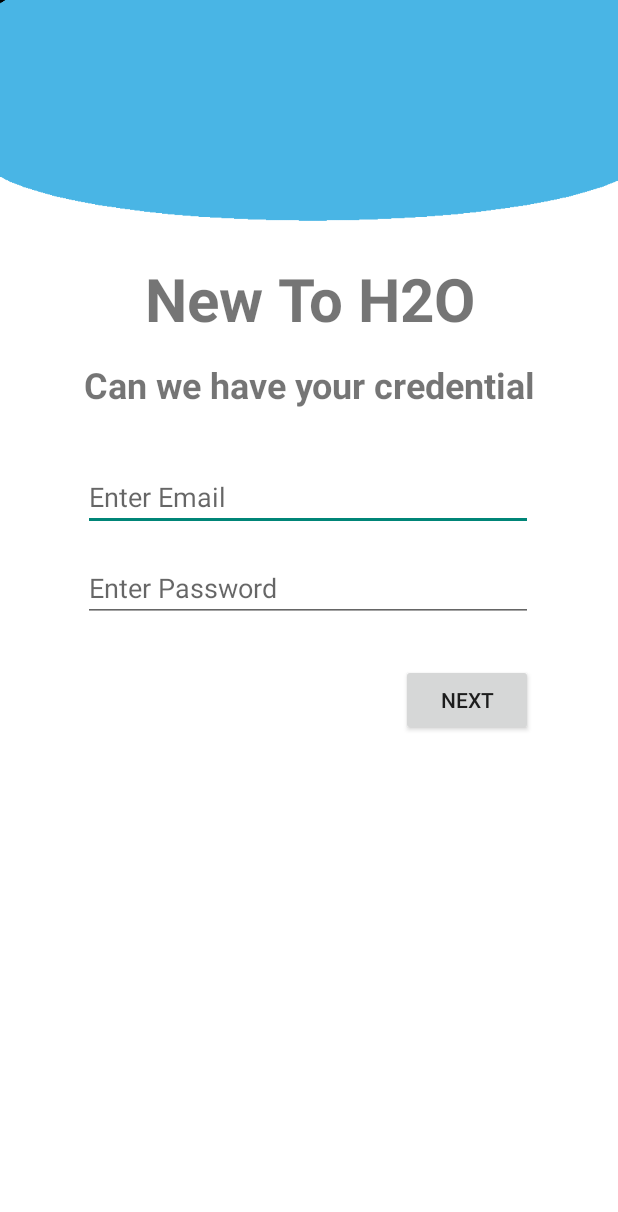
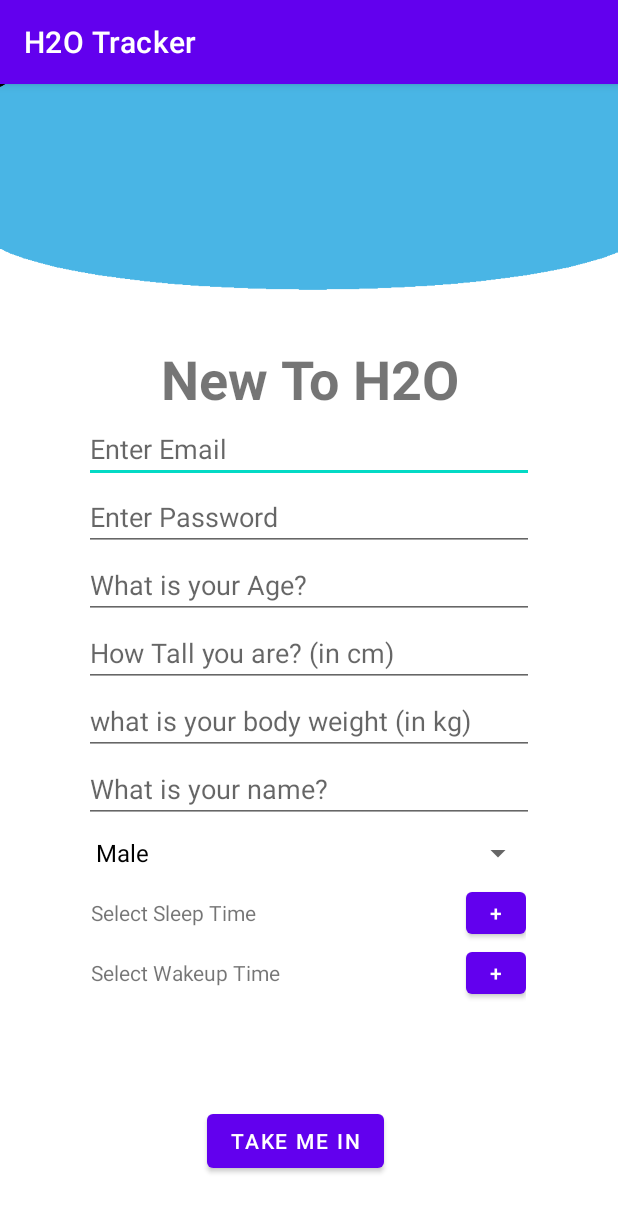
Before and after one commit to AmarvirSingh/H2oTracker, an Android app: the screen it shows after launch (RegisterActivity), on a phone screen of 412 x 824 dp. Shown: the top 1212 px of the screen. Run offline under Robolectric (Android 15) with nearby library versions, the phone set to English and light mode, and no system bars.

Commit message:
new layout for regusteration

```diff
--- a/app/src/main/AndroidManifest.xml
+++ b/app/src/main/AndroidManifest.xml
@@ -18,9 +18,7 @@
         <activity android:name=".StaticAndHistoryActivity" />
         <activity android:name=".ProfileActivity" />
         <activity android:name=".SettingActivity" />
-        <activity android:name=".RegisterActivity"
-
-            android:theme="@style/Theme.AppCompat.DayNight.NoActionBar">
+        <activity android:name=".RegisterActivity">
             <intent-filter>
                 <action android:name="android.intent.action.MAIN" />
 
--- a/app/src/main/java/com/example/h2otracker/MainContent.java
+++ b/app/src/main/java/com/example/h2otracker/MainContent.java
@@ -24,7 +24,7 @@
     protected void onCreate(Bundle savedInstanceState) {
         super.onCreate(savedInstanceState);
         setContentView(R.layout.activity_main_content);
-        //fghjk
+
         Toolbar toolbar = findViewById(R.id.toolbar);
         setSupportActionBar(toolbar);
         FloatingActionButton fab = findViewById(R.id.fab);
--- a/app/src/main/java/com/example/h2otracker/RegisterActivity.java
+++ b/app/src/main/java/com/example/h2otracker/RegisterActivity.java
@@ -13,6 +13,8 @@
 import android.view.MotionEvent;
 import android.view.View;
 import android.view.ViewGroup;
+import android.widget.ArrayAdapter;
+import android.widget.Spinner;
 
 import com.example.h2otracker.registerationFragments.FragmentCredential;
 import com.example.h2otracker.registerationFragments.FragmentWeight;
@@ -23,15 +25,20 @@
     public static final int TOTAL_PAGES = 3;
     private ScreenSlideAdapter slideAdapter;
     private ViewPager viewPager;
+    Spinner spinner;
+    String [] gender = {"Male","Female"};
     @Override
     protected void onCreate(Bundle savedInstanceState) {
         super.onCreate(savedInstanceState);
         setContentView(R.layout.activity_registration);
 
+        spinner = findViewById(R.id.spinner);
+        ArrayAdapter adapter = new ArrayAdapter(this, android.R.layout.simple_spinner_dropdown_item,gender);
+        spinner.setAdapter(adapter);
 
-        viewPager = findViewById(R.id.pager);
+        //viewPager = findViewById(R.id.pager);
 
-        slideAdapter = new ScreenSlideAdapter(getSupportFragmentManager());
+      /*  slideAdapter = new ScreenSlideAdapter(getSupportFragmentManager());
         viewPager.setAdapter(slideAdapter);
         viewPager.setCurrentItem(viewPager.getCurrentItem());
         viewPager.setOnTouchListener(new View.OnTouchListener() {
@@ -39,7 +46,7 @@
             public boolean onTouch(View v, MotionEvent event) {
                 return false;
             }
-        });
+        });*/
 
     }
 
--- a/app/src/main/java/com/example/h2otracker/registerationFragments/SelectionFragment.java
+++ b/app/src/main/java/com/example/h2otracker/registerationFragments/SelectionFragment.java
@@ -51,8 +51,6 @@
         tvSleep = view.findViewById(R.id.tvSleep);
         spinner = view.findViewById(R.id.spinner);
 
-        ArrayAdapter adapter = new ArrayAdapter(getContext(), android.R.layout.simple_spinner_dropdown_item,gender);
-        spinner.setAdapter(adapter);
 
         // perform when saving data
         spinner.setOnItemSelectedListener(new AdapterView.OnItemSelectedListener() {
--- a/app/src/main/res/layout/activity_registration.xml
+++ b/app/src/main/res/layout/activity_registration.xml
@@ -1,28 +1,21 @@
 <?xml version="1.0" encoding="utf-8"?>
-<LinearLayout xmlns:android="http://schemas.android.com/apk/res/android"
+<RelativeLayout xmlns:android="http://schemas.android.com/apk/res/android"
     xmlns:app="http://schemas.android.com/apk/res-auto"
     xmlns:tools="http://schemas.android.com/tools"
     android:layout_width="match_parent"
     android:layout_height="match_parent"
-    android:orientation="vertical"
     tools:context=".RegisterActivity">
 
 
-    <androidx.viewpager.widget.ViewPager
+    <!--<androidx.viewpager.widget.ViewPager
         android:layout_width="match_parent"
         android:layout_height="match_parent"
-        android:id="@+id/pager"/>
+        android:id="@+id/pager"/>-->
 
-   <!-- <View
+     <View
          android:layout_width="match_parent"
          android:layout_height="match_parent"
          android:background="@drawable/login" />
-
-    <androidx.constraintlayout.widget.ConstraintLayout
-        android:layout_width="match_parent"
-        android:layout_height="match_parent"
-        android:gravity="center">
-
     <TextView
         android:id="@+id/textView2"
         android:layout_width="match_parent"
@@ -37,11 +30,26 @@
         app:layout_constraintStart_toStartOf="parent"
         app:layout_constraintTop_toTopOf="parent" />
 
+    <ScrollView
+        android:layout_width="match_parent"
+        android:layout_height="wrap_content"
+        android:layout_below="@+id/textView2"
+        android:layout_alignParentBottom="true"
+        android:layout_marginTop="0dp"
+        android:layout_marginBottom="100dp">
+
+        <LinearLayout
+            android:layout_width="match_parent"
+            android:layout_height="match_parent"
+            android:gravity="center"
+            android:orientation="vertical">
+
+
             <EditText
                 android:id="@+id/editText"
                 android:layout_width="300dp"
                 android:layout_height="wrap_content"
-            android:layout_marginTop="36dp"
+
                 android:hint="Enter Email "
                 app:layout_constraintEnd_toEndOf="parent"
                 app:layout_constraintHorizontal_bias="0.495"
@@ -52,25 +60,128 @@
                 android:id="@+id/editText2"
                 android:layout_width="300dp"
                 android:layout_height="wrap_content"
-            android:layout_marginTop="15dp"
                 android:hint="Enter Password"
                 app:layout_constraintEnd_toEndOf="parent"
                 app:layout_constraintHorizontal_bias="0.495"
                 app:layout_constraintStart_toStartOf="parent"
                 app:layout_constraintTop_toBottomOf="@+id/editText" />
 
-        <Button
-            android:id="@+id/btnNext"
+            <EditText
+                android:id="@+id/etAge"
+                android:layout_width="300dp"
+                android:layout_height="wrap_content"
+
+                android:hint="What is your Age?"
+                android:inputType="textPersonName"
+                app:layout_constraintEnd_toEndOf="@+id/etName"
+                app:layout_constraintStart_toStartOf="@+id/etName"
+                app:layout_constraintTop_toBottomOf="@+id/etName" />
+
+            <EditText
+                android:id="@+id/etHeight"
+                android:layout_width="300dp"
+                android:layout_height="wrap_content"
+
+                android:hint="How Tall you are? (in cm)"
+                android:inputType="textPersonName"
+                app:layout_constraintEnd_toEndOf="@+id/etAge"
+                app:layout_constraintStart_toStartOf="@+id/etAge"
+                app:layout_constraintTop_toBottomOf="@+id/etAge" />
+
+            <EditText
+                android:id="@+id/etWeight"
+                android:layout_width="300dp"
+                android:layout_height="wrap_content"
+
+                android:hint="what is your body weight (in kg)"
+                android:inputType="textPersonName"
+                app:layout_constraintEnd_toEndOf="@+id/etHeight"
+                app:layout_constraintStart_toStartOf="@+id/etHeight"
+                app:layout_constraintTop_toBottomOf="@+id/etHeight" />
+
+            <EditText
+                android:id="@+id/etName"
+                android:layout_width="300dp"
+                android:layout_height="wrap_content"
+
+                android:hint="What is your name?"
+                android:inputType="textPersonName"
+                />
+
+            <Spinner
+                android:id="@+id/spinner"
+                android:layout_width="300dp"
+                android:layout_height="40dp"
+
+                />
+
+            <LinearLayout
                 android:layout_width="wrap_content"
                 android:layout_height="wrap_content"
-            android:layout_marginTop="44dp"
-            android:text="Next"
-            app:layout_constraintEnd_toEndOf="@+id/editText2"
-            app:layout_constraintHorizontal_bias="1.0"
-            app:layout_constraintStart_toStartOf="parent"
-            app:layout_constraintTop_toBottomOf="@+id/editText2" />
+                android:gravity="center"
+                android:orientation="horizontal">
 
-    </androidx.constraintlayout.widget.ConstraintLayout>
--->
+                <TextView
+                    android:id="@+id/tvSleep"
+                    android:layout_width="250dp"
+                    android:layout_height="wrap_content"
+                    android:layout_gravity="center_vertical"
+                    android:text="Select Sleep Time"
+                    app:layout_constraintStart_toStartOf="@+id/tvWake"
+                    app:layout_constraintTop_toBottomOf="@+id/tvWake" />
+
+                <Button
+                    android:id="@+id/btnSleep"
+                    android:layout_width="40dp"
+                    android:layout_height="40dp"
+                    android:text="+"
+                    app:layout_constraintEnd_toEndOf="@+id/btnWake"
+                    app:layout_constraintHorizontal_bias="0.75"
+                    app:layout_constraintStart_toEndOf="@+id/tvWake"
+                    app:layout_constraintTop_toBottomOf="@+id/btnWake" />
+            </LinearLayout>
+
+
+           <LinearLayout
+               android:layout_width="wrap_content"
+               android:layout_height="wrap_content"
+               android:orientation="horizontal"
+               android:gravity="center">
+               <TextView
+                   android:id="@+id/tvWake"
+                   android:layout_width="250dp"
+                   android:layout_height="40dp"
+
+                   android:gravity="center_vertical"
+                   android:text="Select Wakeup Time"
+                   app:layout_constraintStart_toStartOf="@+id/spinner"
+                   app:layout_constraintTop_toBottomOf="@+id/spinner" />
+
+               <Button
+                   android:id="@+id/btnWake"
+                   android:layout_width="40dp"
+                   android:layout_height="40dp"
+                   android:text="+"
+                   app:layout_constraintStart_toEndOf="@+id/tvWake"
+                   app:layout_constraintTop_toBottomOf="@+id/spinner" />
 
            </LinearLayout>
+
+        </LinearLayout>
+
+    </ScrollView>
+
+    <Button
+        android:id="@+id/btnTakeMeIn"
+        android:layout_width="wrap_content"
+        android:layout_height="wrap_content"
+        android:layout_alignParentEnd="true"
+        android:layout_alignParentRight="true"
+        android:layout_alignParentBottom="true"
+        android:layout_marginEnd="156dp"
+        android:layout_marginRight="156dp"
+        android:layout_marginBottom="39dp"
+        android:text="Take Me In" />
+
+
+</RelativeLayout>
--- a/app/src/main/res/layout/fragment_selection.xml
+++ b/app/src/main/res/layout/fragment_selection.xml
@@ -69,7 +69,7 @@
             app:layout_constraintTop_toBottomOf="@+id/textView2" />
 
         <Spinner
-            android:id="@+id/spinner"
+            android:id="@+id/spinner1"
             android:layout_width="300dp"
             android:layout_height="40dp"
             android:layout_marginTop="36dp"
```
Lines whose indentation alone changed are shown as unchanged.
